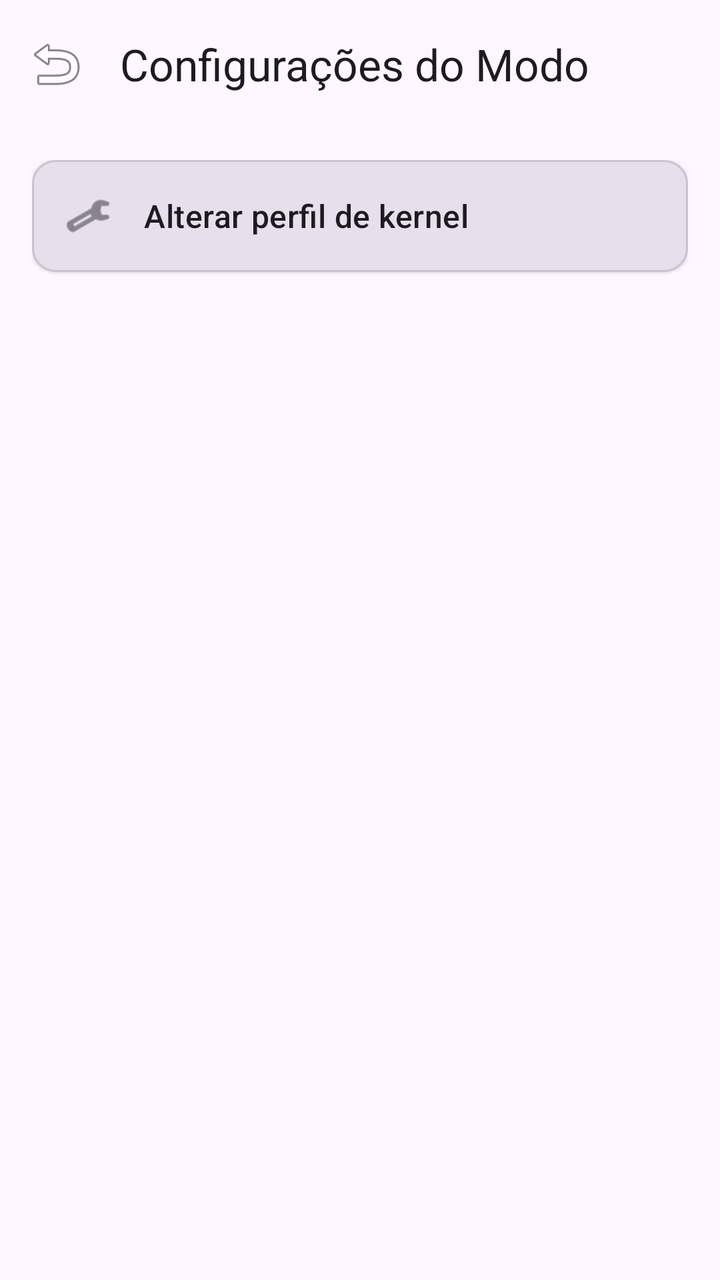
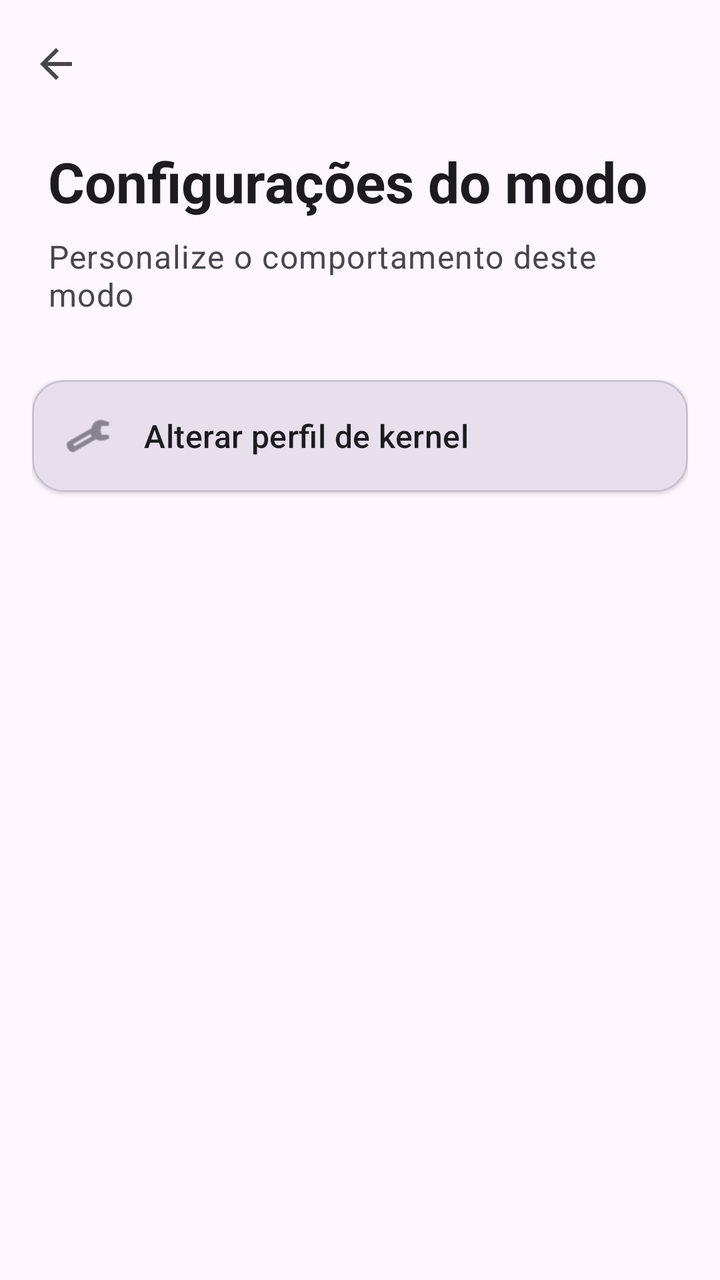

The first picture is an Android layout as it rendered before a commit; the second is the same layout after the commit. The layout source and the unified diff follow.
<!-- AndroidManifest.xml: application theme Theme.GerenciamentoDeEnergia -->
<!-- res/layout/activity_mode_settings.xml -->
<?xml version="1.0" encoding="utf-8"?>
<LinearLayout xmlns:android="http://schemas.android.com/apk/res/android"
    xmlns:app="http://schemas.android.com/apk/res-auto"
    android:layout_width="match_parent"
    android:layout_height="match_parent"
    android:orientation="vertical"
    android:fitsSystemWindows="true"
    android:background="?android:attr/colorBackground">

    <com.google.android.material.appbar.AppBarLayout
        android:layout_width="match_parent"
        android:layout_height="wrap_content">

        <com.google.android.material.appbar.MaterialToolbar
            android:id="@+id/toolbar"
            android:layout_width="match_parent"
            android:layout_height="?attr/actionBarSize"
            app:title="Configurações do Modo"
            app:navigationIcon="@android:drawable/ic_menu_revert" />
    </com.google.android.material.appbar.AppBarLayout>

    <LinearLayout
        android:layout_width="match_parent"
        android:layout_height="wrap_content"
        android:orientation="vertical"
        android:padding="16dp">

        
        <com.google.android.material.card.MaterialCardView
            android:id="@+id/btn_change_kernel"
            android:layout_width="match_parent"
            android:layout_height="wrap_content"
            android:layout_marginBottom="12dp"
            app:cardElevation="1dp"
            android:clickable="true"
            android:focusable="true"
            app:cardBackgroundColor="?attr/colorSurfaceVariant">

            <LinearLayout
                android:layout_width="match_parent"
                android:layout_height="wrap_content"
                android:orientation="horizontal"
                android:padding="16dp"
                android:gravity="center_vertical">

                <ImageView
                    android:layout_width="24dp"
                    android:layout_height="24dp"
                    android:src="@android:drawable/ic_menu_preferences"
                    app:tint="?attr/colorOnSurfaceVariant"/>

                <TextView
                    android:layout_width="wrap_content"
                    android:layout_height="wrap_content"
                    android:layout_marginStart="16dp"
                    android:text="Alterar perfil de kernel"
                    android:textAppearance="?attr/textAppearanceTitleMedium"/>
            </LinearLayout>
        </com.google.android.material.card.MaterialCardView>

        
        <LinearLayout
            android:id="@+id/layout_ultra_settings"
            android:layout_width="match_parent"
            android:layout_height="wrap_content"
            android:orientation="vertical"
            android:visibility="gone">

            <com.google.android.material.card.MaterialCardView
                android:id="@+id/btn_choose_apps"
                android:layout_width="match_parent"
                android:layout_height="wrap_content"
                android:layout_marginBottom="12dp"
                app:cardElevation="1dp"
                android:clickable="true"
                android:focusable="true"
                app:cardBackgroundColor="?attr/colorSurfaceVariant">

                <LinearLayout
                    android:layout_width="match_parent"
                    android:layout_height="wrap_content"
                    android:orientation="horizontal"
                    android:padding="16dp"
                    android:gravity="center_vertical">

                    <ImageView
                        android:layout_width="24dp"
                        android:layout_height="24dp"
                        android:src="@android:drawable/ic_menu_sort_alphabetically"
                        app:tint="?attr/colorOnSurfaceVariant"/>

                    <TextView
                        android:layout_width="wrap_content"
                        android:layout_height="wrap_content"
                        android:layout_marginStart="16dp"
                        android:text="Escolher apps permitidos"
                        android:textAppearance="?attr/textAppearanceTitleMedium"/>
                </LinearLayout>
            </com.google.android.material.card.MaterialCardView>

        </LinearLayout>

    </LinearLayout>
</LinearLayout>
<!-- resources referenced by this layout -->
<resources>
  <style name="Theme.GerenciamentoDeEnergia" parent="Theme.Material3.DayNight.NoActionBar">
          <item name="colorPrimary">@color/purple_500</item>
          <item name="colorPrimaryVariant">@color/purple_700</item>
          <item name="colorOnPrimary">@color/white</item>
          <item name="colorSecondary">@color/teal_200</item>
          <item name="colorSecondaryVariant">@color/teal_700</item>
          <item name="colorOnSecondary">@color/black</item>
          <item name="android:statusBarColor">?attr/colorPrimaryVariant</item>
      </style>
  <color name="purple_500">#FF6200EE</color>
  <color name="purple_700">#FF3700B3</color>
  <color name="white">#FFFFFFFF</color>
  <color name="teal_200">#FF03DAC5</color>
  <color name="teal_700">#FF018786</color>
  <color name="black">#FF000000</color>
</resources>

<!-- the commit's change to res/layout/activity_mode_settings.xml (unified diff, before → after) -->
@@ -1,80 +1,98 @@
 <?xml version="1.0" encoding="utf-8"?>
-<LinearLayout xmlns:android="http://schemas.android.com/apk/res/android"
+<androidx.coordinatorlayout.widget.CoordinatorLayout
+    xmlns:android="http://schemas.android.com/apk/res/android"
     xmlns:app="http://schemas.android.com/apk/res-auto"
     android:layout_width="match_parent"
     android:layout_height="match_parent"
-    android:orientation="vertical"
     android:fitsSystemWindows="true"
     android:background="?android:attr/colorBackground">
 
     <com.google.android.material.appbar.AppBarLayout
         android:layout_width="match_parent"
-        android:layout_height="wrap_content">
+        android:layout_height="wrap_content"
+        android:fitsSystemWindows="true"
+        android:background="@android:color/transparent"
+        app:elevation="0dp">
 
-        <com.google.android.material.appbar.MaterialToolbar
-            android:id="@+id/toolbar"
-            android:layout_width="match_parent"
-            android:layout_height="?attr/actionBarSize"
-            app:title="Configurações do Modo"
-            app:navigationIcon="@android:drawable/ic_menu_revert" />
-    </com.google.android.material.appbar.AppBarLayout>
-
-    <LinearLayout
-        android:layout_width="match_parent"
-        android:layout_height="wrap_content"
-        android:orientation="vertical"
-        android:padding="16dp">
-
-        
-        <com.google.android.material.card.MaterialCardView
-            android:id="@+id/btn_change_kernel"
+        <com.google.android.material.appbar.CollapsingToolbarLayout
+            android:id="@+id/collapsing_toolbar"
             android:layout_width="match_parent"
             android:layout_height="wrap_content"
-            android:layout_marginBottom="12dp"
-            app:cardElevation="1dp"
-            android:clickable="true"
-            android:focusable="true"
-            app:cardBackgroundColor="?attr/colorSurfaceVariant">
+            app:layout_scrollFlags="scroll|exitUntilCollapsed"
+            app:contentScrim="?attr/colorSurface"
+            android:background="@android:color/transparent"
+            app:titleEnabled="false">
 
+            
+            <com.google.android.material.appbar.MaterialToolbar
+                android:id="@+id/toolbar"
+                android:layout_width="match_parent"
+                android:layout_height="?attr/actionBarSize"
+                app:navigationIcon="?attr/homeAsUpIndicator"
+                app:title=""
+                android:background="@android:color/transparent"
+                app:layout_collapseMode="pin" />
+
+            
             <LinearLayout
                 android:layout_width="match_parent"
                 android:layout_height="wrap_content"
-                android:orientation="horizontal"
-                android:padding="16dp"
-                android:gravity="center_vertical">
-
-                <ImageView
-                    android:layout_width="24dp"
-                    android:layout_height="24dp"
-                    android:src="@android:drawable/ic_menu_preferences"
-                    app:tint="?attr/colorOnSurfaceVariant"/>
+                android:orientation="vertical"
+                android:paddingStart="24dp"
+                android:paddingEnd="24dp"
+                android:paddingTop="72dp"
+                android:paddingBottom="24dp"
+                app:layout_collapseMode="parallax">
 
                 <TextView
+                    android:id="@+id/tv_mode_title"
                     android:layout_width="wrap_content"
                     android:layout_height="wrap_content"
-                    android:layout_marginStart="16dp"
-                    android:text="Alterar perfil de kernel"
-                    android:textAppearance="?attr/textAppearanceTitleMedium"/>
+                    android:text="Configurações do modo"
+                    android:textAppearance="?attr/textAppearanceHeadlineMedium"
+                    android:textColor="?android:attr/textColorPrimary"
+                    android:textStyle="bold" />
+
+                <TextView
+                    android:id="@+id/tv_mode_subtitle"
+                    android:layout_width="wrap_content"
+                    android:layout_height="wrap_content"
+                    android:layout_marginTop="8dp"
+                    android:text="Personalize o comportamento deste modo"
+                    android:textAppearance="?attr/textAppearanceBodyLarge"
+                    android:textColor="?android:attr/textColorSecondary" />
             </LinearLayout>
-        </com.google.android.material.card.MaterialCardView>
 
-        
+        </com.google.android.material.appbar.CollapsingToolbarLayout>
+
+    </com.google.android.material.appbar.AppBarLayout>
+
+    
+    <androidx.core.widget.NestedScrollView
+        android:layout_width="match_parent"
+        android:layout_height="match_parent"
+        app:layout_behavior="@string/appbar_scrolling_view_behavior"
+        android:clipToPadding="false"
+        android:paddingTop="8dp"
+        android:paddingBottom="32dp">
+
         <LinearLayout
-            android:id="@+id/layout_ultra_settings"
             android:layout_width="match_parent"
             android:layout_height="wrap_content"
             android:orientation="vertical"
-            android:visibility="gone">
+            android:paddingHorizontal="16dp">
 
+            
             <com.google.android.material.card.MaterialCardView
-                android:id="@+id/btn_choose_apps"
+                android:id="@+id/btn_change_kernel"
                 android:layout_width="match_parent"
                 android:layout_height="wrap_content"
                 android:layout_marginBottom="12dp"
                 app:cardElevation="1dp"
                 android:clickable="true"
                 android:focusable="true"
-                app:cardBackgroundColor="?attr/colorSurfaceVariant">
+                app:cardBackgroundColor="?attr/colorSurfaceVariant"
+                app:cardCornerRadius="16dp">
 
                 <LinearLayout
                     android:layout_width="match_parent"
@@ -86,19 +104,62 @@
                     <ImageView
                         android:layout_width="24dp"
                         android:layout_height="24dp"
-                        android:src="@android:drawable/ic_menu_sort_alphabetically"
+                        android:src="@android:drawable/ic_menu_preferences"
                         app:tint="?attr/colorOnSurfaceVariant"/>
 
                     <TextView
                         android:layout_width="wrap_content"
                         android:layout_height="wrap_content"
                         android:layout_marginStart="16dp"
-                        android:text="Escolher apps permitidos"
+                        android:text="Alterar perfil de kernel"
                         android:textAppearance="?attr/textAppearanceTitleMedium"/>
                 </LinearLayout>
             </com.google.android.material.card.MaterialCardView>
 
+            
+            <LinearLayout
+                android:id="@+id/layout_ultra_settings"
+                android:layout_width="match_parent"
+                android:layout_height="wrap_content"
+                android:orientation="vertical"
+                android:visibility="gone">
+
+                <com.google.android.material.card.MaterialCardView
+                    android:id="@+id/btn_choose_apps"
+                    android:layout_width="match_parent"
+                    android:layout_height="wrap_content"
+                    android:layout_marginBottom="12dp"
+                    app:cardElevation="1dp"
+                    android:clickable="true"
+                    android:focusable="true"
+                    app:cardBackgroundColor="?attr/colorSurfaceVariant"
+                    app:cardCornerRadius="16dp">
+
+                    <LinearLayout
+                        android:layout_width="match_parent"
+                        android:layout_height="wrap_content"
+                        android:orientation="horizontal"
+                        android:padding="16dp"
+                        android:gravity="center_vertical">
+
+                        <ImageView
+                            android:layout_width="24dp"
+                            android:layout_height="24dp"
+                            android:src="@android:drawable/ic_menu_sort_alphabetically"
+                            app:tint="?attr/colorOnSurfaceVariant"/>
+
+                        <TextView
+                            android:layout_width="wrap_content"
+                            android:layout_height="wrap_content"
+                            android:layout_marginStart="16dp"
+                            android:text="Escolher apps permitidos"
+                            android:textAppearance="?attr/textAppearanceTitleMedium"/>
+                    </LinearLayout>
+                </com.google.android.material.card.MaterialCardView>
+
+            </LinearLayout>
+
         </LinearLayout>
+    </androidx.core.widget.NestedScrollView>
 
-    </LinearLayout>
-</LinearLayout>
+</androidx.coordinatorlayout.widget.CoordinatorLayout>
